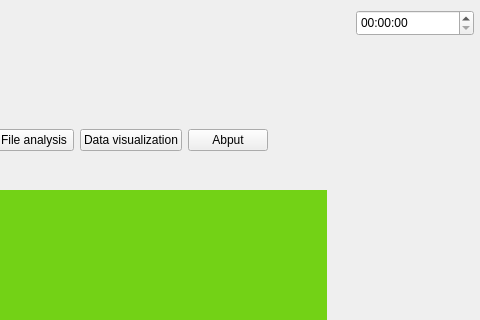
First picture: the form in MainWindow.ui, repository Dimitrios-Mourtzilas/Business-Strategy, before the edit; both pictures show x 434 to 914 and y 0 to 320 of the 914 by 591 pixel window.
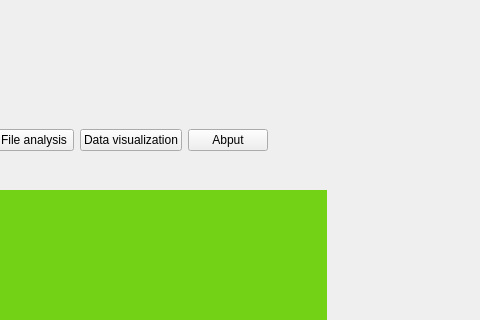
Second picture: the form after the edit.

What changed in the file:
```diff
--- a/MainWindow.ui
+++ b/MainWindow.ui
@@ -172,16 +172,6 @@
     </item>
    </layout>
   </widget>
-  <widget class="QTimeEdit" name="timeEdit">
-   <property name="geometry">
-    <rect>
-     <x>790</x>
-     <y>10</y>
-     <width>118</width>
-     <height>26</height>
-    </rect>
-   </property>
-  </widget>
   <widget class="QLabel" name="logo_label">
    <property name="geometry">
     <rect>
@@ -200,6 +190,19 @@
     <string/>
    </property>
   </widget>
+  <widget class="QLabel" name="label">
+   <property name="geometry">
+    <rect>
+     <x>830</x>
+     <y>10</y>
+     <width>67</width>
+     <height>17</height>
+    </rect>
+   </property>
+   <property name="text">
+    <string/>
+   </property>
+  </widget>
  </widget>
  <resources/>
  <connections/>
```
